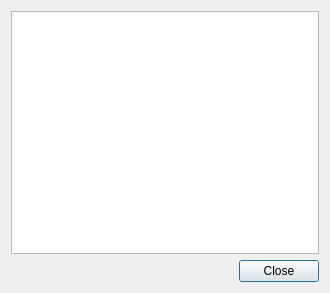
The window that libs/delilah/gui/forms/InfoBox.ui (telefonicaid/fiware-cosmos-platform) describes before a commit, drawn with Qt 5.
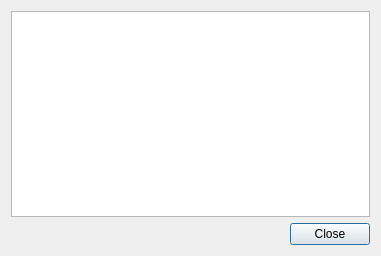
The same window after the commit.

Patch:
```diff
--- a/libs/delilah/gui/forms/InfoBox.ui
+++ b/libs/delilah/gui/forms/InfoBox.ui
@@ -6,8 +6,8 @@
    <rect>
     <x>0</x>
     <y>0</y>
-    <width>330</width>
-    <height>293</height>
+    <width>381</width>
+    <height>256</height>
    </rect>
   </property>
   <property name="focusPolicy">
@@ -19,6 +19,9 @@
   <layout class="QVBoxLayout" name="mainLayout" stretch="1,0">
    <item>
     <widget class="QTextEdit" name="textEdit">
+     <property name="lineWrapColumnOrWidth">
+      <number>0</number>
+     </property>
      <property name="readOnly">
       <bool>true</bool>
      </property>
```
Left out of the diff: 4 changed lines with no effect on the pictures.
